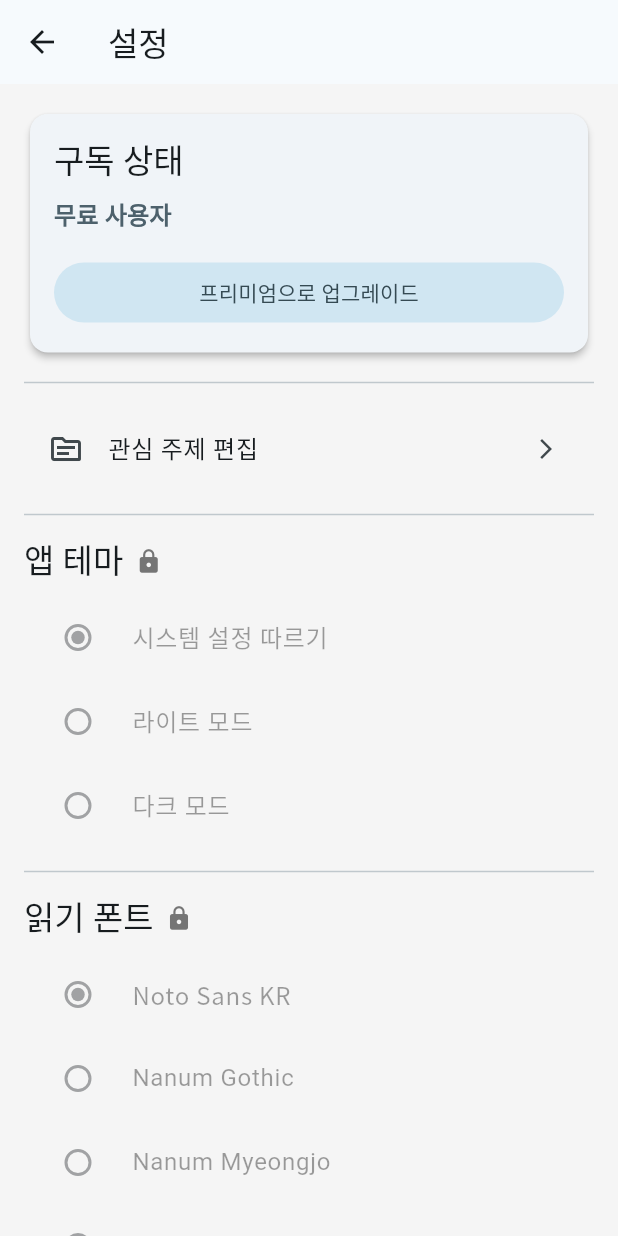
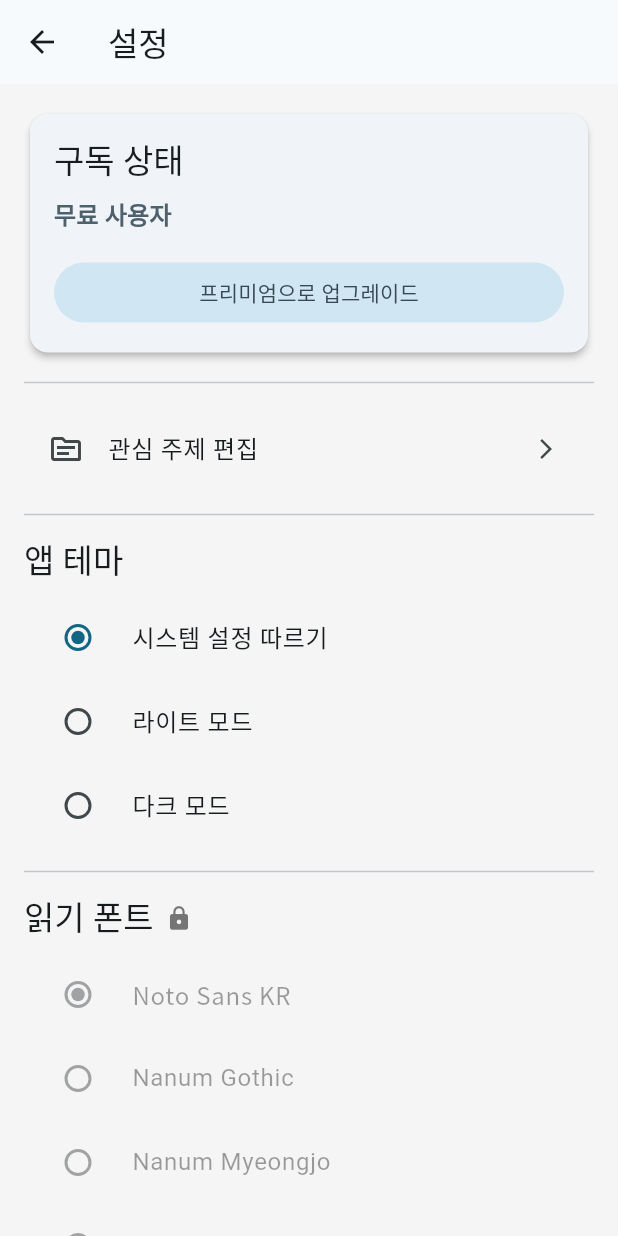
Before and after one commit to min1336/bionicnews2, a Flutter app: the screen it shows after launch, after a tap on the "settings" icon, on a phone screen of 412 x 824 dp. Run offline on Flutter 3.47's test engine with Material 3 defaults, Android fonts, the phone set to English and light mode, and no system bars; our stand-ins replace flutter_animate, flutter_dotenv, google_fonts, google_mobile_ads, in_app_purchase, in_app_review and 2 more; missing offline and left inert: bionic_news; network calls fail; Roboto replaces fonts that are missing (Gaegu, Nanum Gothic, Nanum Myeongjo).

Commit message:
Add files via upload

```diff
--- a/lib/main.dart
+++ b/lib/main.dart
@@ -51,7 +51,7 @@ class MyApp extends StatelessWidget {
               brightness: Brightness.light,
             ),
             scaffoldBackgroundColor: Colors.grey[100],
-            cardTheme: CardTheme(
+            cardTheme: CardThemeData(
               shape: RoundedRectangleBorder(
                 borderRadius: BorderRadius.circular(12.0),
               ),
@@ -64,7 +64,7 @@ class MyApp extends StatelessWidget {
               seedColor: settings.themeColor,
               brightness: Brightness.dark,
             ),
-            cardTheme: CardTheme(
+            cardTheme: CardThemeData(
               shape: RoundedRectangleBorder(
                 borderRadius: BorderRadius.circular(12.0),
               ),
--- a/lib/models/news_article.dart
+++ b/lib/models/news_article.dart
@@ -1,4 +1,3 @@
-import 'dart:convert';
 import 'package:intl/intl.dart';
 
 class NewsArticle {
--- a/lib/screens/bookmark_screen.dart
+++ b/lib/screens/bookmark_screen.dart
@@ -1,4 +1,3 @@
-import 'package:focus_news/models/news_article.dart';
 import 'package:focus_news/screens/reader_screen.dart';
 import 'package:focus_news/viewmodels/bookmark_viewmodel.dart';
 import 'package:focus_news/widgets/error_display_widget.dart';
--- a/lib/screens/news_feed_screen.dart
+++ b/lib/screens/news_feed_screen.dart
@@ -225,7 +225,7 @@ class _NewsFeedScreenState extends State<NewsFeedScreen> {
             body: topicViewModel.isLoading
                 ? const Center(child: CircularProgressIndicator())
                 : TabBarView(
-              key: ValueKey(userTopics.join()),
+              // ★★★ 여기가 수정된 부분입니다: 불필요한 key 제거 ★★★
               children: userTopics.map((String topic) {
                 return NewsTopicList(
                   key: ValueKey(topic),
@@ -233,7 +233,6 @@ class _NewsFeedScreenState extends State<NewsFeedScreen> {
                 );
               }).toList(),
             ),
-            bottomNavigationBar: !userViewModel.isPremium ? adContainer : null,
           ),
         );
       },
--- a/lib/screens/settings_screen.dart
+++ b/lib/screens/settings_screen.dart
@@ -1,6 +1,8 @@
 import 'package:focus_news/screens/edit_topics_screen.dart';
 import 'package:focus_news/screens/paywall_screen.dart';
+import 'package:focus_news/viewmodels/bookmark_viewmodel.dart';
 import 'package:focus_news/viewmodels/settings_viewmodel.dart';
+import 'package:focus_news/viewmodels/topic_viewmodel.dart';
 import 'package:focus_news/viewmodels/user_viewmodel.dart';
 import 'package:flutter/material.dart';
 import 'package:google_fonts/google_fonts.dart';
@@ -9,7 +11,7 @@ import 'package:provider/provider.dart';
 class SettingsScreen extends StatelessWidget {
   const SettingsScreen({super.key});
 
-  static const List<Color> _defaultColorOptions = [
+  static const List<Color> _colorOptions = [
     Colors.red,
     Colors.orange,
     Colors.green,
@@ -17,7 +19,6 @@ class SettingsScreen extends StatelessWidget {
     Colors.purple,
     Colors.brown,
     Colors.blueGrey,
-    Colors.black,
   ];
 
   static const List<String> _fontOptions = [
@@ -33,6 +34,51 @@ class SettingsScreen extends StatelessWidget {
         content: Text('프리미엄 사용자 전용 기능입니다.'),
         behavior: SnackBarBehavior.floating,
       ),
+    );
+  }
+
+  // ★★★ 여기가 추가된 부분입니다: 앱 초기화 확인 다이얼로그 ★★★
+  void _showResetConfirmationDialog(BuildContext context) {
+    showDialog(
+      context: context,
+      builder: (context) {
+        return AlertDialog(
+          title: const Text('앱 초기화'),
+          content: const Text(
+              '모든 설정, 북마크, 관심 주제 등 사용자 데이터가 삭제되고 앱이 초기 상태로 돌아갑니다. 이 작업은 되돌릴 수 없습니다. 정말로 초기화하시겠습니까?'),
+          actions: [
+            TextButton(
+              onPressed: () => Navigator.of(context).pop(),
+              child: const Text('취소'),
+            ),
+            FilledButton.tonal(
+              style: FilledButton.styleFrom(
+                  backgroundColor: Theme.of(context).colorScheme.error,
+                  foregroundColor: Theme.of(context).colorScheme.onError),
+              onPressed: () {
+                // 모든 ViewModel에 접근하여 데이터 리셋 및 리로드 실행
+                final settingsViewModel = context.read<SettingsViewModel>();
+                final userViewModel = context.read<UserViewModel>();
+                final topicViewModel = context.read<TopicViewModel>();
+                final bookmarkViewModel = context.read<BookmarkViewModel>();
+
+                settingsViewModel.resetAllApplicationData().then((_) {
+                  // 다른 뷰모델들도 새로운 상태를 다시 불러오도록 함
+                  userViewModel.loadUserStatus();
+                  topicViewModel.loadTopics();
+                  bookmarkViewModel.loadBookmarks();
+
+                  Navigator.of(context).pop();
+                  ScaffoldMessenger.of(context).showSnackBar(
+                    const SnackBar(content: Text('앱 데이터가 초기화되었습니다.')),
+                  );
+                });
+              },
+              child: const Text('초기화'),
+            ),
+          ],
+        );
+      },
     );
   }
 
@@ -66,34 +112,36 @@ class SettingsScreen extends StatelessWidget {
                 },
               ),
               const Divider(height: 32),
-              _buildThemeModeControl(context, settingsViewModel, isPremium),
+              // ★★★ 여기가 수정된 부분입니다: isPremium 파라미터 제거 ★★★
+              _buildThemeModeControl(context, settingsViewModel),
               const Divider(height: 32),
               _buildFontControl(context, settingsViewModel, isPremium),
               const Divider(height: 32),
-              _buildWpmControl(context, settingsViewModel, isPremium),
+              // ★★★ 여기가 수정된 부분입니다: isPremium 파라미터 제거 ★★★
+              _buildWpmControl(context, settingsViewModel),
               const Divider(height: 32),
               _buildColorSelection(
                 context,
                 title: '강조 색상',
-                options: _defaultColorOptions,
+                options: _colorOptions,
                 selectedColor: settingsViewModel.emphasisColor,
                 onColorSelected: (color) =>
                     settingsViewModel.updateEmphasisColor(color),
-                isPremium: isPremium,
+                // ★★★ 여기가 수정된 부분입니다: isPremium 파라미터 제거 ★★★
               ),
               const Divider(height: 32),
               _buildColorSelection(
                 context,
                 title: '앱 테마 색상',
-                options: _defaultColorOptions,
+                options: _colorOptions,
                 selectedColor: settingsViewModel.themeColor,
                 onColorSelected: (color) =>
                     settingsViewModel.updateThemeColor(color),
-                isPremium: isPremium,
+                // ★★★ 여기가 수정된 부분입니다: isPremium 파라미터 제거 ★★★
               ),
               const Divider(height: 32),
-              // ★★★ 여기가 추가된 부분입니다 ★★★
               _buildDeveloperMenu(context, userViewModel),
+              _buildResetAppButton(context),
             ],
           );
         },
@@ -101,7 +149,6 @@ class SettingsScreen extends StatelessWidget {
     );
   }
 
-  // ★★★ 여기가 추가된 부분입니다: 개발자용 테스트 메뉴 위젯 ★★★
   Widget _buildDeveloperMenu(BuildContext context, UserViewModel viewModel) {
     return Card(
       color: Theme.of(context).colorScheme.surfaceVariant.withOpacity(0.5),
@@ -182,65 +229,46 @@ class SettingsScreen extends StatelessWidget {
                 ),
               )
             else
-              const SizedBox.shrink(), // 프리미엄일때는 버튼 숨김
+              const SizedBox.shrink(),
           ],
         ),
       ),
     );
   }
 
+  // ★★★ 여기가 수정된 부분입니다: isPremium 파라미터와 관련 로직 제거 ★★★
   Widget _buildThemeModeControl(
-      BuildContext context, SettingsViewModel viewModel, bool isPremium) {
-    return GestureDetector(
-      onTap: isPremium ? null : () => _showPremiumFeatureSnackBar(context),
-      child: AbsorbPointer(
-        absorbing: !isPremium,
-        child: Column(
+      BuildContext context, SettingsViewModel viewModel) {
+    return Column(
       crossAxisAlignment: CrossAxisAlignment.start,
       children: [
-            Row(
-              children: [
         Text("앱 테마", style: Theme.of(context).textTheme.titleLarge),
-                if (!isPremium) ...[
-                  const SizedBox(width: 8),
-                  Icon(Icons.lock, size: 18, color: Colors.grey.shade600)
-                ],
-              ],
-            ),
         const SizedBox(height: 8),
         RadioListTile<ThemeMode>(
           title: const Text('시스템 설정 따르기'),
           value: ThemeMode.system,
           groupValue: viewModel.themeMode,
-              onChanged: isPremium
-                  ? (value) {
+          onChanged: (value) {
             if (value != null) viewModel.updateThemeMode(value);
-              }
-                  : null,
+          },
         ),
         RadioListTile<ThemeMode>(
           title: const Text('라이트 모드'),
           value: ThemeMode.light,
           groupValue: viewModel.themeMode,
-              onChanged: isPremium
-                  ? (value) {
+          onChanged: (value) {
             if (value != null) viewModel.updateThemeMode(value);
-              }
-                  : null,
+          },
         ),
         RadioListTile<ThemeMode>(
           title: const Text('다크 모드'),
           value: ThemeMode.dark,
           groupValue: viewModel.themeMode,
-              onChanged: isPremium
-                  ? (value) {
+          onChanged: (value) {
             if (value != null) viewModel.updateThemeMode(value);
-              }
-                  : null,
+          },
         ),
       ],
-        ),
-      ),
     );
   }
 
@@ -280,24 +308,12 @@ class SettingsScreen extends StatelessWidget {
     );
   }
 
-  Widget _buildWpmControl(
-      BuildContext context, SettingsViewModel viewModel, bool isPremium) {
-    return GestureDetector(
-      onTap: isPremium ? null : () => _showPremiumFeatureSnackBar(context),
-      child: AbsorbPointer(
-        absorbing: !isPremium,
-        child: Column(
+  // ★★★ 여기가 수정된 부분입니다: isPremium 파라미터와 관련 로직 제거 ★★★
+  Widget _buildWpmControl(BuildContext context, SettingsViewModel viewModel) {
+    return Column(
       crossAxisAlignment: CrossAxisAlignment.start,
       children: [
-            Row(
-              children: [
         Text("읽기 속도 (WPM)", style: Theme.of(context).textTheme.titleLarge),
-                if (!isPremium) ...[
-                  const SizedBox(width: 8),
-                  Icon(Icons.lock, size: 18, color: Colors.grey.shade600)
-                ],
-              ],
-            ),
         ListTile(
           contentPadding: EdgeInsets.zero,
           title: Text('${viewModel.wpm}'),
@@ -307,40 +323,25 @@ class SettingsScreen extends StatelessWidget {
             max: 1200,
             divisions: 22,
             label: viewModel.wpm.toString(),
-                onChanged:
-                isPremium ? (value) => viewModel.updateWpm(value.round()) : null,
+            onChanged: (value) => viewModel.updateWpm(value.round()),
           ),
         ),
       ],
-        ),
-      ),
     );
   }
 
+  // ★★★ 여기가 수정된 부분입니다: isPremium 파라미터와 관련 로직 제거 ★★★
   Widget _buildColorSelection(
       BuildContext context, {
         required String title,
         required List<Color> options,
         required Color selectedColor,
         required Function(Color) onColorSelected,
-        required bool isPremium,
       }) {
-    return GestureDetector(
-      onTap: isPremium ? null : () => _showPremiumFeatureSnackBar(context),
-      child: AbsorbPointer(
-        absorbing: !isPremium,
-        child: Column(
+    return Column(
       crossAxisAlignment: CrossAxisAlignment.start,
       children: [
-            Row(
-              children: [
         Text(title, style: Theme.of(context).textTheme.titleLarge),
-                if (!isPremium) ...[
-                  const SizedBox(width: 8),
-                  Icon(Icons.lock, size: 18, color: Colors.grey.shade600)
-                ],
-              ],
-            ),
         const SizedBox(height: 12),
         Wrap(
           spacing: 12.0,
@@ -348,24 +349,23 @@ class SettingsScreen extends StatelessWidget {
           children: options.map((color) {
             final isSelected = selectedColor.value == color.value;
             return GestureDetector(
-                  onTap: isPremium ? () => onColorSelected(color) : null,
+              onTap: () => onColorSelected(color),
               child: SizedBox(
                 width: 40,
                 height: 40,
                 child: Container(
                   decoration: BoxDecoration(
-                        color: color.withOpacity(isPremium ? 1.0 : 0.3),
+                    color: color,
                     shape: BoxShape.circle,
                     border: Border.all(
-                          color: isSelected && isPremium
+                      color: isSelected
                           ? Theme.of(context).colorScheme.outline
                           : Colors.transparent,
                       width: 3,
                     ),
                   ),
-                      child: isSelected && isPremium
-                          ? const Icon(Icons.check,
-                          color: Colors.white, size: 24)
+                  child: isSelected
+                      ? const Icon(Icons.check, color: Colors.white, size: 24)
                       : null,
                 ),
               ),
@@ -373,7 +373,18 @@ class SettingsScreen extends StatelessWidget {
           }).toList(),
         )
       ],
+    );
+  }
+
+  // ★★★ 여기가 추가된 부분입니다: 앱 초기화 버튼 위젯 ★★★
+  Widget _buildResetAppButton(BuildContext context) {
+    return Center(
+      child: TextButton(
+        style: TextButton.styleFrom(
+          foregroundColor: Theme.of(context).colorScheme.error,
         ),
+        onPressed: () => _showResetConfirmationDialog(context),
+        child: const Text('앱 데이터 전체 초기화'),
       ),
     );
   }
--- a/lib/services/bookmark_service.dart
+++ b/lib/services/bookmark_service.dart
@@ -34,4 +34,10 @@ class BookmarkService {
     bookmarks.removeWhere((item) => item.articleUrl == article.articleUrl);
     await _saveBookmarks(bookmarks);
   }
+
+  // ★★★ 여기가 추가된 부분입니다 ★★★
+  Future<void> clearBookmarks() async {
+    final prefs = await SharedPreferences.getInstance();
+    await prefs.remove(_bookmarkKey);
+  }
 }
--- a/lib/widgets/news_list_view.dart
+++ b/lib/widgets/news_list_view.dart
@@ -1,4 +1,3 @@
-import 'package:focus_news/models/news_article.dart';
 import 'package:focus_news/services/read_article_service.dart';
 import 'package:focus_news/viewmodels/news_viewmodel.dart';
 import 'package:focus_news/widgets/error_display_widget.dart';
```
Also changed, not shown: lib/screens/reader_screen.dart (+3 -15 lines), lib/services/purchase_service.dart (+6 -3 lines), lib/services/read_article_service.dart (+7 -5 lines), lib/services/review_service.dart (+8 -3 lines), lib/services/settings_service.dart (+11 -0 lines), lib/services/topic_service.dart (+6 -5 lines), lib/viewmodels/reader_viewmodel.dart (+10 -1 lines), lib/viewmodels/settings_viewmodel.dart (+19 -0 lines), lib/widgets/reader_popup.dart (+3 -7 lines), lib/widgets/reader_progress_control.dart (added, +45 -0 lines). Lines whose indentation alone changed are shown as unchanged.
